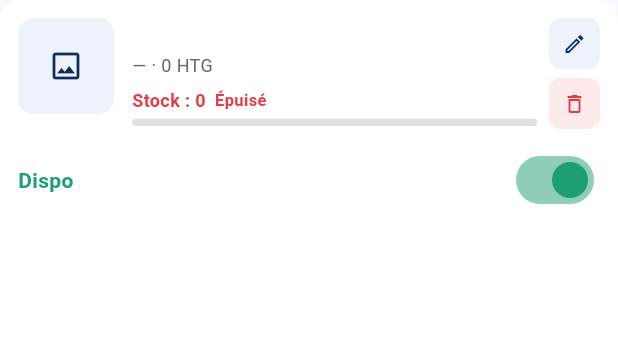
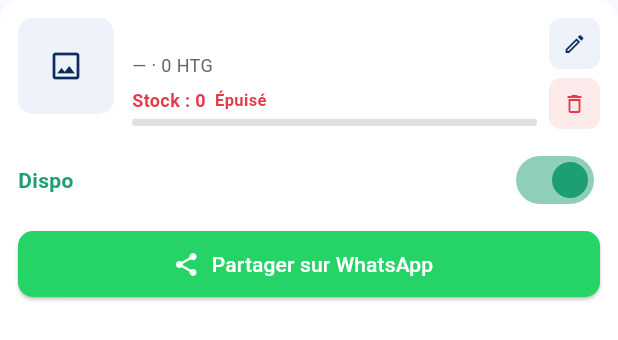
Before and after one commit to Faitza/CommercHaiti, a Flutter app: the _ProductListTile widget shown alone on an empty page, opened directly with empty values, on a phone screen of 412 x 824 dp. Shown: the top 340 px of the screen. Run offline on Flutter 3.47's test engine with Material 3 defaults, Android fonts, the phone set to English and light mode, and no system bars; our stand-ins replace flutter_image_compress, go_router, image_picker, pdf, printing, share_plus and 2 more; accounts and stored records are empty.

Commit message:
Partage WhatsApp d'un produit (après ajout + carte produit vendeur)
Co-Authored-By: Claude Opus 5.5 (1M context) <noreply@anthropic.com>
Claude-Session: https://claude.ai/code/session_01VexaLGCYZ577Be5SpDDYBx

```diff
--- /dev/null
+++ b/lib/constants/app_links.dart
@@ -0,0 +1,14 @@
+/// Liens externes de l'application — Faitza COLAS
+/// Branch : feature/whatsapp-share
+/// Path : lib/constants/app_links.dart
+///
+/// Centralise les URLs partagées hors de l'app (messages WhatsApp, etc.)
+/// pour qu'un changement de lien se fasse à un seul endroit.
+class AppLinks {
+  /// Lien de téléchargement de l'app ajouté en bas des messages de
+  /// partage WhatsApp.
+  /// TODO : lien PROVISOIRE (dépôt GitHub) — à remplacer par le lien
+  /// Play Store / APK définitif dès qu'il existe.
+  static const String telechargementApp =
+      'https://github.com/Faitza/CommercHaiti';
+}
--- a/lib/screens/vendor/vendor_products_screen.dart
+++ b/lib/screens/vendor/vendor_products_screen.dart
@@ -7,6 +7,7 @@ import '../../services/database_service.dart';
 import '../../models/product_model.dart';
 import '../../providers/theme_provider.dart';
 import '../../constants/app_colors.dart';
+import '../../widgets/whatsapp_share_product_widget.dart';
 
 /// Liste produits Vendeur — Faitza COLAS
 /// Branch : feature/vendor-catalog
@@ -224,7 +225,8 @@ class _VendorProductsScreenState extends State<VendorProductsScreen> {
 
 /// Carte affichant un produit dans la liste : photo, nom, prix, stock
 /// (avec barre de progression et alerte couleur), interrupteur de
-/// disponibilité et boutons modifier/supprimer.
+/// disponibilité, boutons modifier/supprimer et bouton de partage
+/// WhatsApp.
 class _ProductListTile extends StatelessWidget {
   final ProductModel product;
   final DatabaseService db;
@@ -364,6 +366,11 @@ class _ProductListTile extends StatelessWidget {
                   textAlign: TextAlign.center,
                   style: TextStyle(fontSize: 11, color: AppColors.textSecondaryFor(isDark))),
             ),
+          const SizedBox(height: 10),
+          // Même bouton que celui proposé après l'ajout d'un produit :
+          // ouvre WhatsApp avec un message pré-écrit (nom, prix, boutique,
+          // lien de téléchargement de l'app).
+          WhatsAppShareProductWidget(product: product),
         ],
       ),
     );
--- /dev/null
+++ b/lib/widgets/whatsapp_share_product_widget.dart
@@ -0,0 +1,113 @@
+import 'package:flutter/material.dart';
+import 'package:url_launcher/url_launcher.dart';
+import '../constants/app_colors.dart';
+import '../constants/app_links.dart';
+import '../models/product_model.dart';
+import '../services/database_service.dart';
+
+/// Bouton "Partager sur WhatsApp" (produit) — Faitza COLAS
+/// Branch : feature/whatsapp-share
+/// Path : lib/widgets/whatsapp_share_product_widget.dart
+///
+/// Bouton réutilisable qui ouvre WhatsApp avec un message pré-écrit
+/// présentant un produit : nom, prix, nom de la boutique, puis le lien de
+/// téléchargement de l'app en bas du message. Le vendeur choisit ensuite
+/// lui-même le contact ou le groupe destinataire dans WhatsApp.
+///
+/// Utilisé à deux endroits (même bouton) :
+///  - après l'ajout d'un produit (vendor_add_product_screen.dart)
+///  - sur chaque carte produit (vendor_products_screen.dart)
+class WhatsAppShareProductWidget extends StatefulWidget {
+  final ProductModel product;
+  // Nom de la boutique si déjà connu ; sinon il est lu dans Supabase
+  // (table `shops`) au moment du clic.
+  final String? nomBoutique;
+
+  const WhatsAppShareProductWidget({
+    super.key,
+    required this.product,
+    this.nomBoutique,
+  });
+
+  /// Construit le texte du message WhatsApp. Si le produit est en promo,
+  /// le prix promo est affiché, suivi du prix normal entre parenthèses.
+  static String construireMessage(ProductModel product, String nomBoutique) {
+    final prix = product.hasPromo
+        ? '${product.prixPromo!.toStringAsFixed(0)} HTG '
+            '(au lieu de ${product.prix.toStringAsFixed(0)} HTG)'
+        : '${product.prix.toStringAsFixed(0)} HTG';
+    return '🛍️ *${product.nom}*\n'
+        '💰 Prix : $prix\n'
+        '🏪 Boutique : $nomBoutique\n'
+        '\n'
+        '📲 Commandez sur CommercHaiti, téléchargez l\'app :\n'
+        '${AppLinks.telechargementApp}';
+  }
+
+  @override
+  State<WhatsAppShareProductWidget> createState() =>
+      _WhatsAppShareProductWidgetState();
+}
+
+class _WhatsAppShareProductWidgetState
+    extends State<WhatsAppShareProductWidget> {
+  bool _isLoading = false;
+
+  /// Récupère le nom de la boutique (si non fourni), construit le message
+  /// puis ouvre `https://wa.me/?text=...` : sans numéro, WhatsApp propose
+  /// de choisir le destinataire. Même stratégie que WhatsAppButtonWidget :
+  /// `launchUrl` direct dans un try/catch (pas de `canLaunchUrl`, peu
+  /// fiable sur Android 11+).
+  Future<void> _partager() async {
+    setState(() => _isLoading = true);
+    var nomBoutique = widget.nomBoutique;
+    if (nomBoutique == null || nomBoutique.isEmpty) {
+      final shop = await DatabaseService().getShop(widget.product.shopId);
+      nomBoutique = shop?.nom ?? 'CommercHaiti';
+    }
+    final message =
+        WhatsAppShareProductWidget.construireMessage(widget.product, nomBoutique);
+    final url = Uri.parse(
+        'https://wa.me/?text=${Uri.encodeComponent(message)}');
+    try {
+      final ok = await launchUrl(url, mode: LaunchMode.externalApplication);
+      if (!ok && mounted) _erreur();
+    } catch (_) {
+      if (mounted) _erreur();
+    }
+    if (mounted) setState(() => _isLoading = false);
+  }
+
+  void _erreur() {
+    ScaffoldMessenger.of(context).showSnackBar(const SnackBar(
+      content: Text('Impossible d\'ouvrir WhatsApp — vérifiez qu\'il est installé'),
+      backgroundColor: AppColors.red,
+    ));
+  }
+
+  @override
+  Widget build(BuildContext context) {
+    return SizedBox(
+      width: double.infinity,
+      height: 44,
+      child: ElevatedButton.icon(
+        style: ElevatedButton.styleFrom(
+          backgroundColor: AppColors.whatsapp,
+          shape: RoundedRectangleBorder(
+              borderRadius: BorderRadius.circular(10)),
+        ),
+        icon: _isLoading
+            ? const SizedBox(
+                width: 18, height: 18,
+                child: CircularProgressIndicator(
+                    strokeWidth: 2, color: Colors.white))
+            : const Icon(Icons.share, color: Colors.white, size: 18),
+        label: const Text(
+          'Partager sur WhatsApp',
+          style: TextStyle(color: Colors.white, fontSize: 14),
+        ),
+        onPressed: _isLoading ? null : _partager,
+      ),
+    );
+  }
+}
```
Also changed, not shown: lib/screens/vendor/vendor_add_product_screen.dart (+34 -0 lines).
